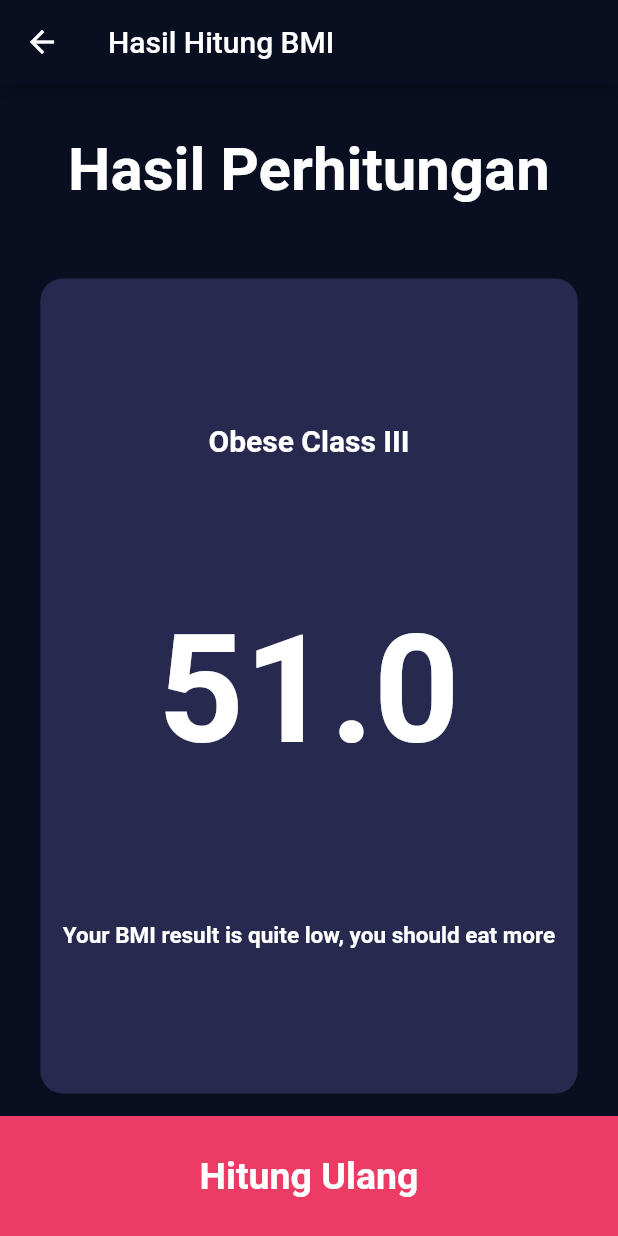
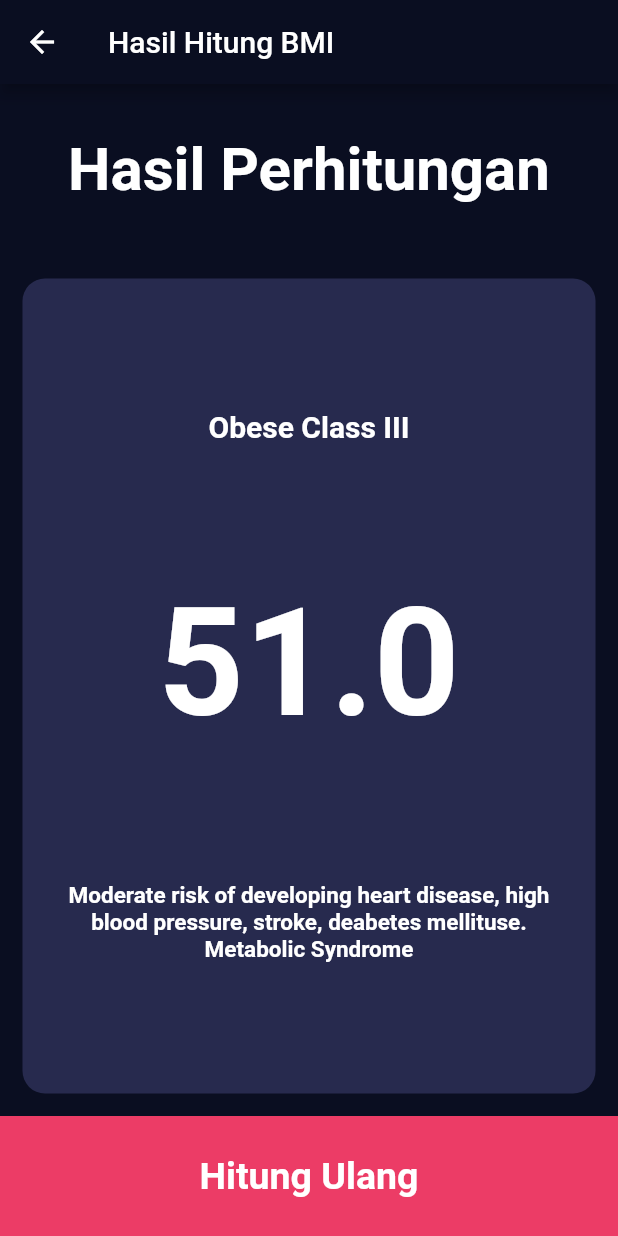
Before and after one commit to hadziqmtqn/bmi, a Flutter app: the screen it shows after launch, after a tap on "Hitung BMI", on a phone screen of 412 x 824 dp. Run offline on Flutter 3.47's test engine with Material 2 defaults, Android fonts, the phone set to English and light mode, and no system bars.

Commit message:
health risk berdasarkan kategori bmi

```diff
--- a/lib/constants/constant.dart
+++ b/lib/constants/constant.dart
@@ -7,11 +7,11 @@ TextStyle? labelTextStyle =
 TextStyle numberTextStyle =
     TextStyle(fontSize: 50, fontWeight: FontWeight.bold, color: Colors.white);
 
-String underweightSevere = "Underweight (Severe thinnese)";
-String underweightModerate = "Underweight (Moderate thinnese)";
-String underweightMild = "Underweight (Mild thinnese)";
-String normal = "Normal";
-String overweight = "Overweight";
-String obeseI = "Obese Class I";
-String obeseII = "Obese Class II";
-String obeseIII = "Obese Class III";
+const String underweightSevere = "Underweight (Severe thinnese)";
+const String underweightModerate = "Underweight (Moderate thinnese)";
+const String underweightMild = "Underweight (Mild thinnese)";
+const String normal = "Normal";
+const String overweight = "Overweight";
+const String obeseI = "Obese Class I";
+const String obeseII = "Obese Class II";
+const String obeseIII = "Obese Class III";
--- a/lib/views/bmi_result_screen.dart
+++ b/lib/views/bmi_result_screen.dart
@@ -6,7 +6,7 @@ class BmiResultScreen extends StatelessWidget {
   const BmiResultScreen({Key? key, required this.bmi}) : super(key: key);
   final double bmi;
 
-  determineBmiCatergory(double bmiValue) {
+  String determineBmiCatergory(double bmiValue) {
     String category = "";
     if (bmiValue < 16.0) {
       category = underweightSevere;
@@ -29,8 +29,48 @@ class BmiResultScreen extends StatelessWidget {
     return category;
   }
 
+  String getHealRiskDescription(String categoryName) {
+    String desc = "";
+    switch (categoryName) {
+      case underweightSevere:
+        desc = "Possible nutritional deficiency and osteoporosis";
+        break;
+      case underweightModerate:
+        desc = "Possible nutritional deficiency and osteoporosis";
+        break;
+      case underweightMild:
+        desc = "Possible nutritional deficiency and osteoporosis";
+        break;
+      case normal:
+        desc = "Low risk (healthy range)";
+        break;
+      case overweight:
+        desc =
+            "Moderate risk of developing heart disease, high blood pressure, stroke, deabetes mellituse";
+        break;
+      case obeseI:
+        desc =
+            "Moderate risk of developing heart disease, high blood pressure, stroke, deabetes mellituse. Metabolic Syndrome";
+        break;
+      case obeseII:
+        desc =
+            "Moderate risk of developing heart disease, high blood pressure, stroke, deabetes mellituse. Metabolic Syndrome";
+        break;
+      case obeseIII:
+        desc =
+            "Moderate risk of developing heart disease, high blood pressure, stroke, deabetes mellituse. Metabolic Syndrome";
+        break;
+      default:
+    }
+
+    return desc;
+  }
+
   @override
   Widget build(BuildContext context) {
+    final bmiCategory = determineBmiCatergory(bmi);
+    final bmiDesc = getHealRiskDescription(bmiCategory);
+
     return Scaffold(
       backgroundColor: Color(0xff0A0E21),
       appBar: AppBar(
@@ -54,12 +94,13 @@ class BmiResultScreen extends StatelessWidget {
           flex: 5,
           child: BmiCard(
             child: Container(
+              width: double.infinity,
               padding: const EdgeInsets.symmetric(horizontal: 15.0),
               child: Column(
                   mainAxisAlignment: MainAxisAlignment.spaceEvenly,
                   children: [
                     Text(
-                      determineBmiCatergory(bmi),
+                      bmiCategory,
                       style: TextStyle(
                           fontSize: 20,
                           fontWeight: FontWeight.bold,
@@ -73,7 +114,7 @@ class BmiResultScreen extends StatelessWidget {
                           color: Colors.white),
                     ),
                     Text(
-                      "Your BMI result is quite low, you should eat more",
+                      bmiDesc,
                       textAlign: TextAlign.center,
                       style: TextStyle(
                           fontSize: 15,
```
